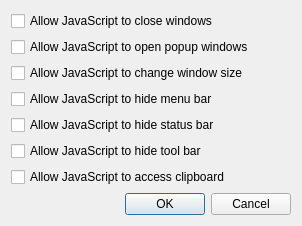
Old version of the form src/lib/preferences/jsoptions.ui in the repository QupZilla/qupzilla.
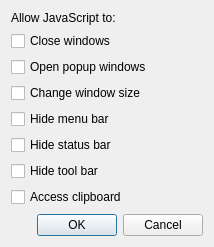
New version of the form.

Commit message: Cosmetic changes to JavaScript options dialog

The edit to the form file:
```diff
--- a/src/lib/preferences/jsoptions.ui
+++ b/src/lib/preferences/jsoptions.ui
@@ -6,14 +6,21 @@
    <rect>
     <x>0</x>
     <y>0</y>
-    <width>302</width>
-    <height>226</height>
+    <width>214</width>
+    <height>247</height>
    </rect>
   </property>
   <property name="windowTitle">
    <string>JavaScript Options</string>
   </property>
   <layout class="QVBoxLayout" name="verticalLayout_2">
+   <item>
+    <widget class="QLabel" name="label">
+     <property name="text">
+      <string>Allow JavaScript to:</string>
+     </property>
+    </widget>
+   </item>
    <item>
     <layout class="QVBoxLayout" name="verticalLayout">
      <item>
@@ -32,7 +39,7 @@
      <item>
       <widget class="QCheckBox" name="jscanCloseWindow">
        <property name="text">
-        <string>Allow JavaScript to close windows</string>
+        <string>Close windows</string>
        </property>
       </widget>
      </item>
@@ -42,42 +49,42 @@
         <string>If enabled, pages will be allowed to automatically open popup windows</string>
        </property>
        <property name="text">
-        <string>Allow JavaScript to open popup windows</string>
+        <string>Open popup windows</string>
        </property>
       </widget>
      </item>
      <item>
       <widget class="QCheckBox" name="jscanChangeSize">
        <property name="text">
-        <string>Allow JavaScript to change window size</string>
+        <string>Change window size</string>
        </property>
       </widget>
      </item>
      <item>
       <widget class="QCheckBox" name="jscanHideMenu">
        <property name="text">
-        <string>Allow JavaScript to hide menu bar</string>
+        <string>Hide menu bar</string>
        </property>
       </widget>
      </item>
      <item>
       <widget class="QCheckBox" name="jscanHideStatus">
        <property name="text">
-        <string>Allow JavaScript to hide status bar</string>
+        <string>Hide status bar</string>
        </property>
       </widget>
      </item>
      <item>
       <widget class="QCheckBox" name="jscanHideTool">
        <property name="text">
-        <string>Allow JavaScript to hide tool bar</string>
+        <string>Hide tool bar</string>
        </property>
       </widget>
      </item>
      <item>
       <widget class="QCheckBox" name="jscanAccessClipboard">
        <property name="text">
-        <string>Allow JavaScript to access clipboard</string>
+        <string>Access clipboard</string>
        </property>
       </widget>
      </item>
```
